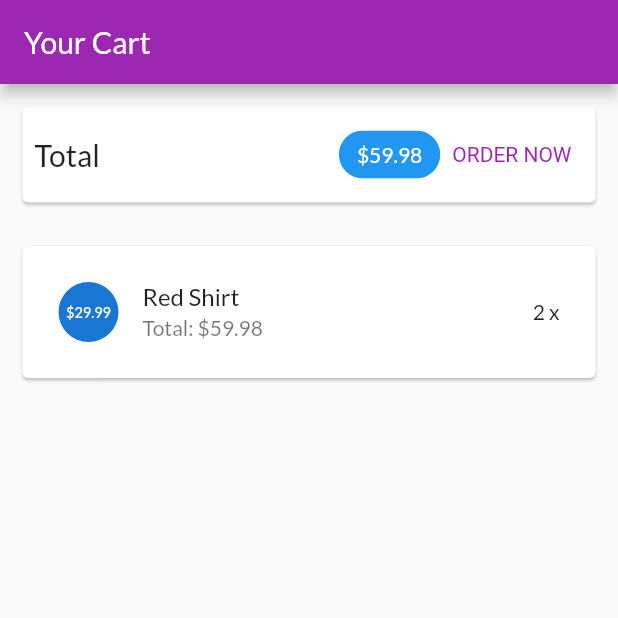
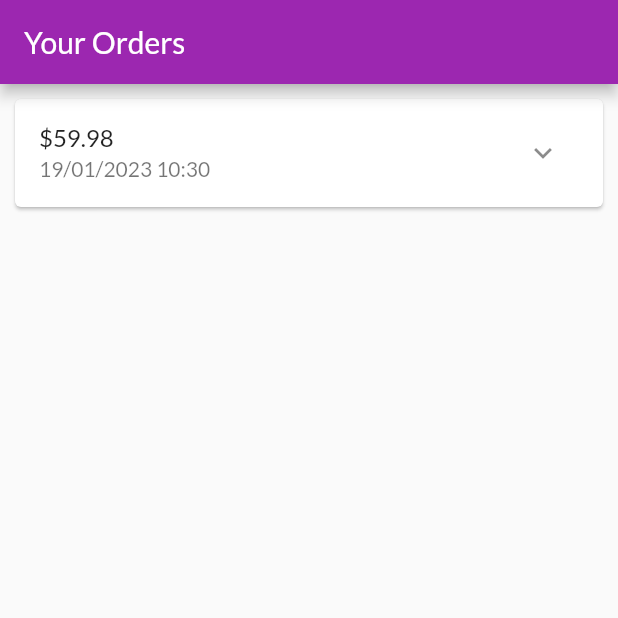
Before and after one commit to thang99-htt/myshop, a Flutter app: the screen it shows after launch, on a phone screen of 412 x 824 dp, the top half of it. Run offline on Flutter 3.47's test engine with Material 2 defaults, Android fonts, the phone set to English and light mode, and no system bars.

Commit message:
Xay dung trang cac dat hang

```diff
--- a/lib/main.dart
+++ b/lib/main.dart
@@ -5,6 +5,7 @@ import 'ui/products/product_detail_screen.dart';
 import 'ui/products/products_overview_screen.dart';
 import 'ui/products/user_products_screen.dart';
 import 'ui/cart/cart_screen.dart';
+import 'ui/orders/orders_screen.dart';
 
 void main() {
   runApp(const MyApp());
@@ -28,7 +29,7 @@ class MyApp extends StatelessWidget {
         ),
       ),
       home: const SafeArea(
-        child: CartScreen(),
+        child: OrdersScreen(),
       ),
     );
   }
--- /dev/null
+++ b/lib/models/order_item.dart
@@ -0,0 +1,33 @@
+import 'cart_item.dart';
+
+class OrderItem {
+  final String? id;
+  final double amount;
+  final List<CartItem> products;
+  final DateTime dateTime;
+
+  int get productCount {
+    return products.length;
+  }
+
+  OrderItem({
+    this.id,
+    required this.amount,
+    required this.products,
+    DateTime? dateTime,
+  }) : dateTime = dateTime ?? DateTime.now();
+
+  OrderItem copyWith({
+    String? id,
+    double? amount,
+    List<CartItem>? products,
+    DateTime? dateTime,
+  }) {
+    return OrderItem(
+      id: id ?? this.id,
+      amount: amount ?? this.amount,
+      products: products ?? this.products,
+      dateTime: dateTime ?? this.dateTime,
+    );
+  }
+}
--- /dev/null
+++ b/lib/ui/orders/order_item_card.dart
@@ -0,0 +1,80 @@
+import 'dart:math';
+
+import 'package:flutter/material.dart';
+import 'package:intl/intl.dart';
+
+import '../../models/order_item.dart';
+
+class OrderItemCard extends StatefulWidget{
+  final OrderItem order;
+
+  const OrderItemCard(this.order, {super.key});
+
+  @override
+  State<OrderItemCard> createState() => _OrderItemCardState();
+}
+
+class _OrderItemCardState extends State<OrderItemCard> {
+  var _expanded  = false;
+
+  @override
+  Widget build(BuildContext context){
+    return Card(
+      margin: const EdgeInsets.all(10),
+      child: Column(
+        children: <Widget>[
+          buildOrderSummary(),
+          if (_expanded) buildOrderDetails()
+        ] ,
+      ),
+    );
+  }
+
+  Widget buildOrderDetails(){
+    return Container(
+      padding: const EdgeInsets.symmetric(horizontal: 15, vertical: 4),
+      height: min(widget.order.productCount * 20.0 + 10, 100),
+      child: ListView(
+        children: widget.order.products
+        .map(
+            (prod) => Row(
+              mainAxisAlignment: MainAxisAlignment.spaceBetween,
+              children: <Widget>[
+                Text(
+                  prod.title,
+                  style: const TextStyle(
+                    fontSize: 18,
+                    fontWeight: FontWeight.bold,
+                  ),
+                ),
+                Text(
+                  '${prod.quantity}x \$${prod.price}',
+                  style: const TextStyle(
+                    fontSize: 18,
+                    color: Colors.grey,
+                  ),
+                )
+              ],
+            ),
+        ).toList(),
+      ),
+    );
+  }
+
+  Widget buildOrderSummary(){
+    return ListTile(
+      title: Text('\$${widget.order.amount}'),
+      subtitle: Text(
+        DateFormat('dd/MM/yyyy hh:mm').format(widget.order.dateTime),
+      ),
+      trailing: IconButton(
+        icon: Icon(_expanded ? Icons.expand_less : Icons.expand_more),
+        onPressed: (){
+          setState(() {
+            _expanded = !_expanded;
+          });
+        },
+      ),
+    );
+  }
+}
--- /dev/null
+++ b/lib/ui/orders/order_manager.dart
@@ -0,0 +1,25 @@
+import 'package:flutter/material.dart';
+
+import '../../models/cart_item.dart';
+import '../../models/order_item.dart';
+
+class OrdersManager with ChangeNotifier {
+  final List<OrderItem> _orders = [
+    OrderItem(
+      id: 'o1',
+      amount: 59.98,
+      products: [
+        CartItem(id: 'c1', title: 'Red Shirt', quantity: 2, price: 29.99)
+      ],
+      dateTime: DateTime.now(),
+    )
+  ];
+
+  int get orderCount {
+    return _orders.length;
+  }
+
+  List<OrderItem> get orders {
+    return [..._orders];
+  }
+}
--- /dev/null
+++ b/lib/ui/orders/orders_screen.dart
@@ -0,0 +1,22 @@
+import 'package:flutter/material.dart';
+
+import 'order_manager.dart';
+import 'order_item_card.dart';
+
+class OrdersScreen extends StatelessWidget {
+  const OrdersScreen({super.key});
+
+  @override
+  Widget build(BuildContext context) {
+    print('building orders');
+    final ordersManager = OrdersManager();
+    return Scaffold(
+        appBar: AppBar(
+          title: const Text('Your Orders'),
+        ),
+        body: ListView.builder(
+          itemCount: ordersManager.orderCount,
+          itemBuilder: (ctx, i) => OrderItemCard(ordersManager.orders[i]),
+        ));
+  }
+}
--- a/pubspec.yaml
+++ b/pubspec.yaml
@@ -15,6 +15,7 @@ dependencies:
 
 
   cupertino_icons: ^1.0.2
+  intl: ^0.18.0
 
 dev_dependencies:
   flutter_test:
```
Also changed, not shown: pubspec.lock.
